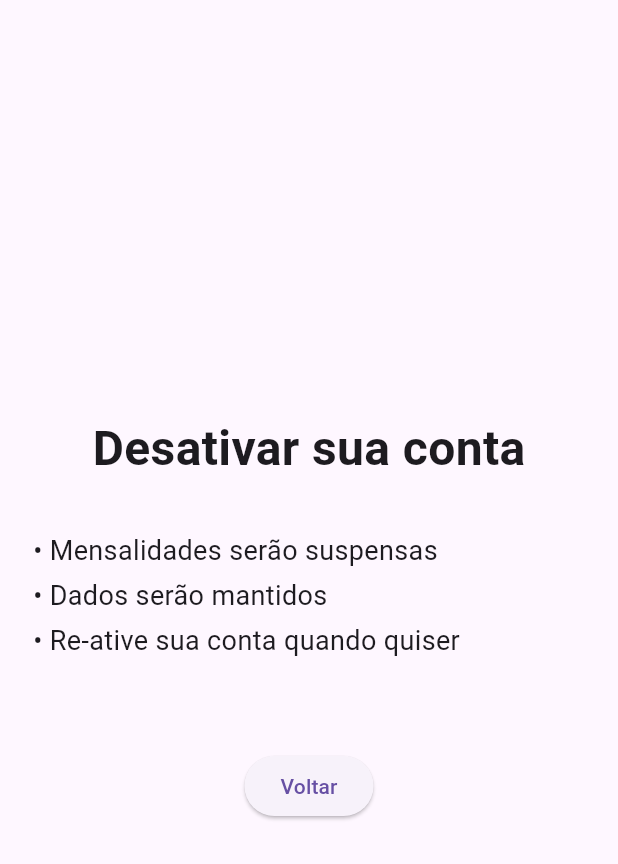
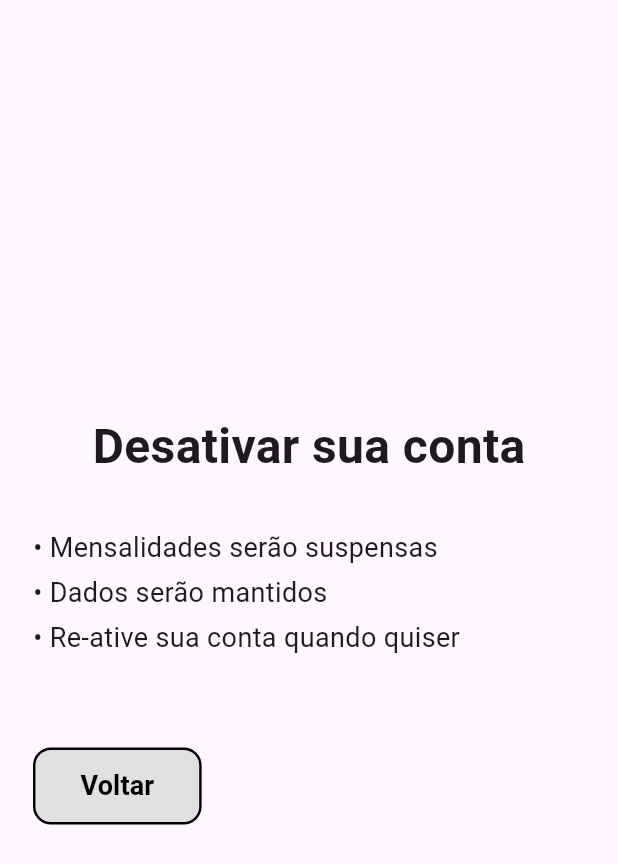
Before and after one commit to MatthewLacerda2/FixFlow, a Flutter app: the DeactivateAccountScreen screen opened directly, on a phone screen of 412 x 824 dp. Shown: the top 864 px of the screen. Run offline on Flutter 3.47's test engine with Material 3 defaults, Android fonts, the phone set to English and light mode, and no system bars; our stand-ins replace email_validator, font_awesome_flutter, introduction_screen; missing offline and left inert: snackbar.

Commit message:
custom button

```diff
--- /dev/null
+++ b/flow_app/lib/components/Buttons/custom_button.dart
@@ -0,0 +1,51 @@
+import 'package:flutter/material.dart';
+
+class CustomButton extends StatelessWidget {
+  const CustomButton({
+    super.key,
+    required this.text,
+    required this.textSize,
+    this.textColor,
+    required this.backgroundColor,
+    this.borderColor,
+    required this.borderRadius,
+    required this.borderWidth,
+    required this.padding,
+    required this.onPressed,
+  });
+  final String text;
+  final double textSize;
+  final Color? textColor;
+  final Color backgroundColor;
+  final Color? borderColor;
+  final double borderRadius;
+  final double borderWidth;
+  final EdgeInsets padding;
+  final VoidCallback onPressed;
+
+  @override
+  Widget build(BuildContext context) {
+    return Container(
+      decoration: BoxDecoration(
+        color: backgroundColor,
+        border:
+            Border.all(color: borderColor ?? Colors.black, width: borderWidth),
+        borderRadius: BorderRadius.circular(borderRadius),
+      ),
+      child: TextButton(
+        onPressed: onPressed,
+        style: TextButton.styleFrom(
+          padding: padding,
+        ),
+        child: Text(
+          text,
+          style: TextStyle(
+            color: textColor ?? Colors.black,
+            fontSize: textSize,
+            fontWeight: FontWeight.bold,
+          ),
+        ),
+      ),
+    );
+  }
+}
--- a/flow_app/lib/screen/AppConfig/deactivate_account/deactivate_account_screen.dart
+++ b/flow_app/lib/screen/AppConfig/deactivate_account/deactivate_account_screen.dart
@@ -1,5 +1,6 @@
 import 'package:flutter/material.dart';
 
+import '../../../components/Buttons/custom_button.dart';
 import '../../main/app_config_screen.dart';
 
 class DeactivateAccountScreen extends StatelessWidget {
@@ -40,8 +41,13 @@ class DeactivateAccountScreen extends StatelessWidget {
               style: TextStyle(fontSize: 18),
             ),
             const SizedBox(height: 60),
-            Center(
-              child: ElevatedButton(
+            CustomButton(
+              text: "Voltar",
+              textSize: 18,
+              backgroundColor: Colors.grey[300]!,
+              borderRadius: 12,
+              borderWidth: 1.6,
+              padding: const EdgeInsets.symmetric(vertical: 1, horizontal: 30),
               onPressed: () {
                 Navigator.push(
                   context,
@@ -50,8 +56,6 @@ class DeactivateAccountScreen extends StatelessWidget {
                           const AppConfigScreen()),
                 );
               },
-                child: const Text('Voltar'),
-              ),
             ),
             const Spacer(),
           ],
--- a/flow_app/lib/screen/main/app_config_screen.dart
+++ b/flow_app/lib/screen/main/app_config_screen.dart
@@ -1,8 +1,8 @@
 import 'package:flutter/material.dart';
 
+import '../../components/Buttons/colored_border_text_button.dart';
 import '../../components/Inputs/check_input_field.dart';
 import '../../components/Inputs/time_picker_rectangle.dart';
-import '../../components/colored_border_text_button.dart';
 import '../AppConfig/change_successful.dart';
 import '../AppConfig/deactivate_account/deactivate_account_screen.dart';
 
@@ -93,6 +93,14 @@ class AppConfigScreen extends StatelessWidget {
               ColoredBorderTextButton(
                 text: 'Trocar telefone',
                 onPressed: () {
+                  //TODO: trocar telefone screen
+                },
+                textColor: Colors.green,
+              ),
+              const SizedBox(height: 16),
+              ColoredBorderTextButton(
+                text: 'Trocar senha',
+                onPressed: () {
                   Navigator.push(
                     context,
                     MaterialPageRoute<void>(
@@ -102,14 +110,6 @@ class AppConfigScreen extends StatelessWidget {
                                 description:
                                     "Sua senha foi trocada com sucesso")),
                   );
-                },
-                textColor: Colors.green,
-              ),
-              const SizedBox(height: 16),
-              ColoredBorderTextButton(
-                text: 'Trocar senha',
-                onPressed: () {
-                  // TODO: create screen
                 },
                 textColor: Colors.blue,
               ),
--- a/flow_app/lib/screen/main/logs_screen.dart
+++ b/flow_app/lib/screen/main/logs_screen.dart
@@ -1,6 +1,6 @@
 import 'package:flutter/material.dart';
 
-import '../../components/rounded_icon_button.dart';
+import '../../components/Buttons/rounded_icon_button.dart';
 import '../apts/log_screen.dart';
 import '../edit_apt/create_log_screen.dart';
 
--- a/flow_app/lib/screen/main/schedules_screen.dart
+++ b/flow_app/lib/screen/main/schedules_screen.dart
@@ -1,6 +1,6 @@
 import 'package:flutter/material.dart';
 
-import '../../components/rounded_icon_button.dart';
+import '../../components/Buttons/rounded_icon_button.dart';
 import '../apts/schedule_screen.dart';
 import '../edit_apt/create_schedule_screen.dart';
 
```
Also changed, not shown: flow_app/lib/components/Buttons/colored_border_text_button.dart (renamed from flow_app/lib/components/colored_border_text_button.dart), flow_app/lib/components/Buttons/rounded_icon_button.dart (renamed from flow_app/lib/components/rounded_icon_button.dart), flow_app/lib/screen/AppConfig/are_you_sure_screen.dart (added). Lines whose indentation alone changed are shown as unchanged.
